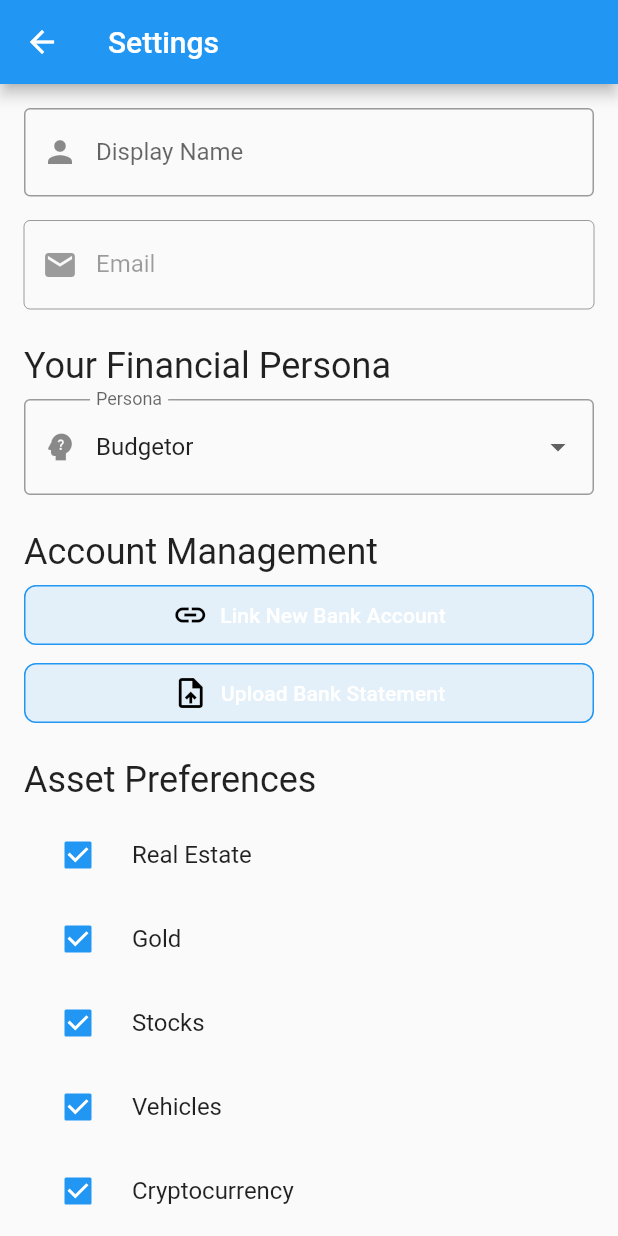
After one commit to varsharamanujam/walleteriumFrontend, a Flutter app: the MainDashWidget screen opened by its route, after a tap on the "settings" icon, on a phone screen of 412 x 824 dp. The commit adds this screen. Run offline on Flutter 3.47's test engine with Material 3 defaults, Android fonts, the phone set to English and light mode, and no system bars; drawn by our look-alikes of auto_size_text; our stand-ins replace carousel_slider, cloud_firestore, firebase_auth, firebase_core, fl_chart, flutter_animate and 11 more; missing offline and left inert: json_path; accounts and stored records are empty.

Commit message:
settings tab working

```diff
--- a/lib/backend/schema/wallet_user_record.dart
+++ b/lib/backend/schema/wallet_user_record.dart
@@ -29,6 +29,13 @@ class WalletUsersRecord extends FirestoreRecord {
 
   String? _persona;
   String get persona => _persona ?? '';
+  bool hasPersona() => _persona != null; // Added hasPersona for consistency
+
+  // Add the assetPreferences field here
+  Map<String, dynamic> get assetPreferences => _assetPreferences ?? {}; // Default to empty map if null
+  bool hasAssetPreferences() => _assetPreferences != null;
+  Map<String, dynamic>? _assetPreferences;
+
 
   WalletUsersRecord._(
     DocumentReference reference,
@@ -41,6 +48,8 @@ class WalletUsersRecord extends FirestoreRecord {
     _lastSeen = snapshotData['last_seen'] as DateTime?;
     _onboardingCompleted = snapshotData['onboarding_completed'] as bool?;
     _persona = snapshotData['persona'] as String?;
+    // Initialize assetPreferences from snapshotData
+    _assetPreferences = snapshotData['asset_preferences'] as Map<String, dynamic>?;
   }
 
   static CollectionReference get collection =>
@@ -66,7 +75,7 @@ class WalletUsersRecord extends FirestoreRecord {
 
   @override
   String toString() =>
-      'WalletUsersRecord(email: $email, displayName: $displayName, uid: $uid, photoUrl: $photoUrl, lastSeen: $lastSeen)';
+      'WalletUsersRecord(email: $email, displayName: $displayName, uid: $uid, photoUrl: $photoUrl, lastSeen: $lastSeen, persona: $persona, assetPreferences: $assetPreferences)';
 }
 
 Map<String, dynamic> createWalletUsersRecordData({
@@ -77,6 +86,8 @@ Map<String, dynamic> createWalletUsersRecordData({
   DateTime? lastSeen,
   bool? onboardingCompleted,
   String? persona,
+  // Add assetPreferences to the data creation function
+  Map<String, dynamic>? assetPreferences,
 }) {
   final firestoreData = <String, dynamic>{};
 
@@ -87,6 +98,21 @@ Map<String, dynamic> createWalletUsersRecordData({
   firestoreData['last_seen'] = lastSeen;
   firestoreData['onboarding_completed'] = onboardingCompleted ?? false;
   firestoreData['persona'] = persona;
+  // Add asset_preferences to the data
+  if (assetPreferences != null) {
+    firestoreData['asset_preferences'] = assetPreferences;
+  }
 
   return firestoreData;
 }
+
+// You might need a utility like this if it's not already present in your project
+// If not, you can define it, or directly cast/check for map type in fromSnapshot
+class CollectionsUtil {
+  static T? get<T>(Map<String, dynamic> data, String fieldName) {
+    if (data.containsKey(fieldName) && data[fieldName] is T) {
+      return data[fieldName] as T;
+    }
+    return null;
+  }
+}
--- /dev/null
+++ b/lib/feature1/settings_screen.dart
@@ -0,0 +1,389 @@
+// lib/main_dash/settings_screen.dart
+import 'package:flutter/material.dart';
+import 'package:cloud_firestore/cloud_firestore.dart';
+import '/auth/firebase_auth/auth_util.dart';
+import '/backend/backend.dart'; // Ensure WalletUsersRecord is accessible
+import '/flutter_flow/flutter_flow_widgets.dart'; // For FFButtonWidget
+import '/index.dart'; // For AuthHubScreenWidget and other routes
+import 'package:go_router/go_router.dart';
+import 'package:go_router/go_router.dart';
+
+
+class SettingsScreen extends StatefulWidget {
+  const SettingsScreen({Key? key, required this.displayName, required this.email}) : super(key: key);
+
+  final String displayName;
+  final String email;
+
+  @override
+  _SettingsScreenState createState() => _SettingsScreenState();
+}
+
+class _SettingsScreenState extends State<SettingsScreen> {
+  late TextEditingController _nameController;
+  String _selectedPersona = 'Budgetor'; // Default persona
+  Map<String, bool> _assetPreferences = {
+    'Real Estate': true,
+    'Gold': true,
+    'Stocks': true,
+    'Vehicles': true,
+    'Cryptocurrency': true,
+    'Art & Collectibles': false,
+  };
+
+  @override
+  void initState() {
+    super.initState();
+    _nameController = TextEditingController(text: widget.displayName);
+    _loadUserSettings();
+  }
+
+  // Function to load user settings from Firestore
+  Future<void> _loadUserSettings() async {
+    final user = currentUser;
+    if (user == null) return;
+
+    try {
+      final userDoc = await WalletUsersRecord.collection.doc(user.uid).get();
+      if (userDoc.exists) {
+        final walletUser = WalletUsersRecord.fromSnapshot(userDoc);
+        setState(() {
+          _nameController.text = walletUser.displayName;
+          _selectedPersona = walletUser.persona.isNotEmpty ? walletUser.persona : 'Budgetor';
+
+          // Load asset preferences, merge with defaults to ensure all options are present
+          if (walletUser.assetPreferences != null) {
+            _assetPreferences.forEach((key, value) {
+              _assetPreferences[key] = walletUser.assetPreferences![key] ?? value;
+            });
+          }
+        });
+      }
+    } catch (e) {
+      print('Error loading user settings: $e');
+      if (mounted) {
+        ScaffoldMessenger.of(context).showSnackBar(
+          const SnackBar(content: Text('Failed to load settings.')),
+        );
+      }
+    }
+  }
+
+  // Function to save user settings to Firestore
+  Future<void> _saveUserSettings() async {
+    final user = currentUser;
+    if (user == null) {
+      if (mounted) {
+        ScaffoldMessenger.of(context).showSnackBar(
+          const SnackBar(content: Text('User not logged in.')),
+        );
+      }
+      return;
+    }
+
+    try {
+      final userDocRef = WalletUsersRecord.collection.doc(user.uid);
+      await userDocRef.update({
+        'display_name': _nameController.text,
+        'persona': _selectedPersona,
+        'asset_preferences': _assetPreferences, // Save the map directly
+      });
+      if (mounted) {
+        ScaffoldMessenger.of(context).showSnackBar(
+          const SnackBar(content: Text('Settings saved successfully!')),
+        );
+        Navigator.pop(context, {
+          'displayName': _nameController.text,
+          'persona': _selectedPersona,
+          'assetPreferences': _assetPreferences,
+        });
+      }
+    } catch (e) {
+      print('Error saving user settings: $e');
+      if (mounted) {
+        ScaffoldMessenger.of(context).showSnackBar(
+          const SnackBar(content: Text('Failed to save settings.')),
+        );
+      }
+    }
+  }
+
+  // Function to handle user logout
+  Future<void> _logoutUser() async {
+    bool? confirm = await showDialog<bool>(
+      context: context,
+      builder: (alertDialogContext) {
+        return AlertDialog(
+          title: const Text('Confirm Logout'),
+          content: const Text('Are you sure you want to log out?'),
+          actions: [
+            TextButton(
+              onPressed: () => Navigator.pop(alertDialogContext, false),
+              child: const Text('Cancel'),
+            ),
+            TextButton(
+              onPressed: () => Navigator.pop(alertDialogContext, true),
+              child: const Text('Logout'),
+            ),
+          ],
+        );
+      },
+    );
+
+    if (confirm == true) {
+      await authManager.signOut();
+      if (mounted) {
+        context.goNamed(AuthHubScreenWidget.routeName);
+      }
+    }
+  }
+
+  @override
+  void dispose() {
+    _nameController.dispose();
+    super.dispose();
+  }
+
+  @override
+  Widget build(BuildContext context) {
+    return Scaffold(
+      appBar: AppBar(
+        title: const Text('Settings'),
+        backgroundColor: Theme.of(context).primaryColor,
+        foregroundColor: Colors.white,
+      ),
+      body: SingleChildScrollView(
+        padding: const EdgeInsets.all(16.0),
+        child: Column(
+          crossAxisAlignment: CrossAxisAlignment.start,
+          children: [
+            // Display Name TextField
+            TextField(
+              controller: _nameController,
+              decoration: const InputDecoration(
+                labelText: 'Display Name',
+                border: OutlineInputBorder(),
+                prefixIcon: Icon(Icons.person),
+              ),
+            ),
+            const SizedBox(height: 16),
+
+            // Email ID TextField (uneditable)
+            TextField(
+              controller: TextEditingController(text: widget.email),
+              decoration: const InputDecoration(
+                labelText: 'Email',
+                border: OutlineInputBorder(),
+                prefixIcon: Icon(Icons.email),
+              ),
+              enabled: false,
+              style: TextStyle(color: Colors.grey[700]),
+            ),
+            const SizedBox(height: 24),
+
+            // User Persona Customization
+            Text(
+              'Your Financial Persona',
+              style: Theme.of(context).textTheme.headlineSmall,
+            ),
+            const SizedBox(height: 8),
+            DropdownButtonFormField<String>(
+              value: _selectedPersona,
+              isExpanded: true, // Set isExpanded to true to fix overflow
+              decoration: const InputDecoration(
+                labelText: 'Persona',
+                border: OutlineInputBorder(),
+                prefixIcon: Icon(Icons.psychology_alt),
+              ),
+              items: const [
+                DropdownMenuItem(
+                  value: 'Budgetor',
+                  child: Text(
+                    'Budgetor',
+                    overflow: TextOverflow.ellipsis,
+                  ),
+                ),
+                DropdownMenuItem(
+                  value: 'Aggressive Investor',
+                  child: Text(
+                    'Aggressive Investor (High risk, high reward)',
+                    overflow: TextOverflow.ellipsis,
+                  ),
+                ),
+                DropdownMenuItem(
+                  value: 'Long-Term Investor',
+                  child: Text(
+                    'Long-Term Investor (Steady growth, lower risk)',
+                    overflow: TextOverflow.ellipsis,
+                  ),
+                ),
+                DropdownMenuItem(
+                  value: 'Saver',
+                  child: Text(
+                    'Saver (Prioritizes accumulating funds)',
+                    overflow: TextOverflow.ellipsis,
+                  ),
+                ),
+                DropdownMenuItem(
+                  value: 'Debt Avoider',
+                  child: Text(
+                    'Debt Avoider (Focus on minimizing and eliminating debt)',
+                    overflow: TextOverflow.ellipsis,
+                  ),
+                ),
+              ],
+              onChanged: (value) {
+                if (value != null) {
+                  setState(() {
+                    _selectedPersona = value;
+                  });
+                }
+              },
+            ),
+            const SizedBox(height: 24),
+
+            // Account Management
+            Text(
+              'Account Management',
+              style: Theme.of(context).textTheme.headlineSmall,
+            ),
+            const SizedBox(height: 8),
+            FFButtonWidget(
+              onPressed: () {
+                ScaffoldMessenger.of(context).showSnackBar(
+                  const SnackBar(content: Text('Linking accounts feature coming soon!')),
+                );
+                // TODO: Implement actual account linking logic
+              },
+              text: 'Link New Bank Account',
+              icon: const Icon(Icons.link),
+              options: FFButtonOptions(
+                width: double.infinity,
+                height: 40,
+                color: Theme.of(context).primaryColor.withOpacity(0.1),
+                textStyle: Theme.of(context).textTheme.titleSmall,
+                elevation: 0,
+                borderSide: BorderSide(color: Theme.of(context).primaryColor, width: 1),
+                borderRadius: BorderRadius.circular(8),
+              ),
+            ),
+            const SizedBox(height: 12),
+            FFButtonWidget(
+              onPressed: () {
+                ScaffoldMessenger.of(context).showSnackBar(
+                  const SnackBar(content: Text('Upload bank statement feature coming soon!')),
+                );
+                // TODO: Implement actual bank statement upload logic (requires file picker)
+              },
+              text: 'Upload Bank Statement',
+              icon: const Icon(Icons.upload_file),
+              options: FFButtonOptions(
+                width: double.infinity,
+                height: 40,
+                color: Theme.of(context).primaryColor.withOpacity(0.1),
+                textStyle: Theme.of(context).textTheme.titleSmall,
+                elevation: 0,
+                borderSide: BorderSide(color: Theme.of(context).primaryColor, width: 1),
+                borderRadius: BorderRadius.circular(8),
+              ),
+            ),
+            const SizedBox(height: 24),
+
+            // Asset Preferences
+            Text(
+              'Asset Preferences',
+              style: Theme.of(context).textTheme.headlineSmall,
+            ),
+            const SizedBox(height: 8),
+            ..._assetPreferences.keys.map((assetType) {
+              return CheckboxListTile(
+                title: Text(assetType),
+                value: _assetPreferences[assetType],
+                onChanged: (bool? newValue) {
+                  setState(() {
+                    _assetPreferences[assetType] = newValue!;
+                  });
+                },
+                controlAffinity: ListTileControlAffinity.leading,
+                activeColor: Theme.of(context).primaryColor,
+              );
+            }).toList(),
+            const SizedBox(height: 24),
+
+            // Notification Preferences (Placeholder)
+            Text(
+              'Notification Preferences',
+              style: Theme.of(context).textTheme.headlineSmall,
+            ),
+            const SizedBox(height: 8),
+            SwitchListTile(
+              title: const Text('Enable Daily Summary'),
+              value: true, // Placeholder value
+              onChanged: (bool value) {
+                // TODO: Implement notification preference logic
+                ScaffoldMessenger.of(context).showSnackBar(
+                  SnackBar(content: Text('Daily Summary notifications ${value ? 'enabled' : 'disabled'}')),
+                );
+              },
+              activeColor: Theme.of(context).primaryColor,
+            ),
+            SwitchListTile(
+              title: const Text('Budget Overrun Alerts'),
+              value: false, // Placeholder value
+              onChanged: (bool value) {
+                // TODO: Implement notification preference logic
+                ScaffoldMessenger.of(context).showSnackBar(
+                  SnackBar(content: Text('Budget Overrun Alerts ${value ? 'enabled' : 'disabled'}')),
+                );
+              },
+              activeColor: Theme.of(context).primaryColor,
+            ),
+            const SizedBox(height: 32),
+
+            // Save Settings Button
+            Center(
+              child: ElevatedButton.icon(
+                onPressed: _saveUserSettings,
+                icon: const Icon(Icons.save),
+                label: const Text('Save Settings'),
+                style: ElevatedButton.styleFrom(
+                  backgroundColor: Theme.of(context).primaryColor,
+                  foregroundColor: Colors.white,
+                  padding: const EdgeInsets.symmetric(horizontal: 30, vertical: 15),
+                  shape: RoundedRectangleBorder(
+                    borderRadius: BorderRadius.circular(10),
+                  ),
+                  elevation: 5,
+                ),
+              ),
+            ),
+            const SizedBox(height: 20), // Spacing before logout button
+
+            // Logout Button
+            Center(
+              child: FFButtonWidget(
+                onPressed: _logoutUser,
+                text: 'Log Out',
+                icon: const Icon(Icons.logout),
+                options: FFButtonOptions(
+                  width: double.infinity,
+                  height: 40,
+                  color: Theme.of(context).colorScheme.error, // Use error color for logout
+                  textStyle: Theme.of(context).textTheme.titleSmall?.copyWith(
+                        color: Colors.white,
+                      ),
+                  elevation: 2,
+                  borderSide: BorderSide(
+                    color: Colors.transparent,
+                    width: 1,
+                  ),
+                  borderRadius: BorderRadius.circular(8),
+                ),
+              ),
+            ),
+          ],
+        ),
+      ),
+    );
+  }
+}
--- a/lib/main_dash/main_dash_widget.dart
+++ b/lib/main_dash/main_dash_widget.dart
@@ -13,6 +13,7 @@ import 'package:cloud_firestore/cloud_firestore.dart';
 import '/auth/firebase_auth/auth_util.dart';
 import '/index.dart';
 import '/backend/backend.dart';
+import 'package:walleterium/feature1/settings_screen.dart'; // Ensure this import is correct
 
 class MainDashWidget extends StatefulWidget {
   const MainDashWidget({super.key});
@@ -42,7 +43,6 @@ class _MainDashWidgetState extends State<MainDashWidget> {
   }
 
   Future<void> _fetchDashboardData() async {
-    // ... (This function remains the same)
     final user = currentUser;
     if (user == null) {
       context.goNamed(AuthHubScreenWidget.routeName);
@@ -97,14 +97,48 @@ class _MainDashWidgetState extends State<MainDashWidget> {
 
   @override
   Widget build(BuildContext context) {
-    // ... (This function remains the same)
-     return Scaffold(
+    return Scaffold(
       key: scaffoldKey,
       backgroundColor: FlutterFlowTheme.of(context).primaryBackground,
       appBar: AppBar(
         backgroundColor: FlutterFlowTheme.of(context).primaryBackground,
         automaticallyImplyLeading: false,
         title: _isLoading ? Container() : _buildWelcomeHeader(),
+        actions: [
+          // Settings button added to the AppBar actions
+          IconButton(
+            icon: const Icon(
+              Icons.settings,
+              color: Colors.black, // Set the icon color to black
+            ),
+            tooltip: 'Settings',
+            onPressed: () async { // Made onPressed async to await the result
+              // Ensure currentUser is not null before accessing its properties
+              final user = currentUser;
+              if (user == null) {
+                print('User is null, cannot open settings.');
+                return;
+              }
+              // Navigate to the SettingsScreen and await its result
+              final result = await Navigator.push(
+                context,
+                MaterialPageRoute(
+                  builder: (_) => SettingsScreen(
+                    // Use _walletUser's displayName if available, fallback to user.displayName
+                    displayName: _walletUser?.displayName ?? user.displayName ?? '',
+                    email: user.email ?? '', // Use user.email
+                  ),
+                ),
+              );
+
+              // If settings were saved (result is not null and contains displayName),
+              // then refresh the dashboard data to reflect the changes.
+              if (result != null && result is Map<String, dynamic> && result.containsKey('displayName')) {
+                _fetchDashboardData(); // Re-fetch data to update display name
+              }
+            },
+          ),
+        ],
         centerTitle: false,
         elevation: 0.0,
       ),
@@ -120,7 +154,6 @@ class _MainDashWidgetState extends State<MainDashWidget> {
   }
 
   Widget _buildWelcomeHeader() {
-    // ... (This function remains the same)
     String personaTitle = "Investor";
     final userPersona = _walletUser?.persona;
     if (userPersona != null && userPersona.isNotEmpty) {
@@ -152,8 +185,7 @@ class _MainDashWidgetState extends State<MainDashWidget> {
   }
 
   Widget _buildDashboardUI() {
-    // ... (This function remains the same)
-     return SingleChildScrollView(
+    return SingleChildScrollView(
       child: Column(
         mainAxisSize: MainAxisSize.max,
         crossAxisAlignment: CrossAxisAlignment.start,
@@ -210,12 +242,10 @@ class _MainDashWidgetState extends State<MainDashWidget> {
             )
           ],
         ),
-      ),
-    ),
-  );
-}
+      ),),
+    );
+  }
 
-  // --- UPDATED: Navigation logic is changed ---
   Widget _buildAssetsCard() {
     final double totalAssets = _assets.fold(0.0, (sum, asset) => sum + asset.currentValue);
     final formattedAssets = NumberFormat.currency(locale: 'en_IN', symbol: '₹').format(totalAssets);
@@ -229,7 +259,6 @@ class _MainDashWidgetState extends State<MainDashWidget> {
       child: InkWell(
         onTap: () {
           print('Assets card tapped!');
-          // Rule 2: Tapping on Assets takes us to the Wealth Hub screen
           context.pushNamed(WealthHubScreen.routeName);
         },
         child: Padding(
@@ -260,7 +289,6 @@ class _MainDashWidgetState extends State<MainDashWidget> {
   }
 
   Widget _buildAccountsCarousel() {
-    // ... (This function remains the same)
     if (_accounts.isEmpty) {
       return Center(
         child: Padding(
@@ -296,7 +324,6 @@ class _MainDashWidgetState extends State<MainDashWidget> {
     );
   }
 
-  // --- UPDATED: Navigation logic is changed ---
   Widget _buildAccountCard(UserAccountsRecord account) {
     final balance = NumberFormat.currency(locale: 'en_IN', symbol: '₹').format(account.currentBalance);
     final color = colorFromHex(account.accountColor) ?? FlutterFlowTheme.of(context).primary;
@@ -309,10 +336,8 @@ class _MainDashWidgetState extends State<MainDashWidget> {
           print('${account.accountName} card tapped!');
 
           if (account.accountType == 'Capital') {
-            // Rule 1: Capital account goes to the new All Transactions screen
             context.pushNamed(AllTransactionsScreen.routeName);
           } else {
-            // Rule 3: Debit/Cash accounts go to the specific Spending Analyzer
             context.pushNamed(
               SpendingAnalyzerScreen.routeName,
               pathParameters: {
@@ -336,7 +361,6 @@ class _MainDashWidgetState extends State<MainDashWidget> {
             ],
           ),
           child: Column(
-            // ... (The rest of the card's UI remains the same)
             crossAxisAlignment: CrossAxisAlignment.start,
             mainAxisAlignment: MainAxisAlignment.spaceBetween,
             children: [
@@ -378,7 +402,6 @@ class _MainDashWidgetState extends State<MainDashWidget> {
   }
 
   Widget _buildResetUserButton() {
-    // ... (This function remains the same)
     return Padding(
       padding: const EdgeInsets.all(16.0),
       child: FFButtonWidget(
```
